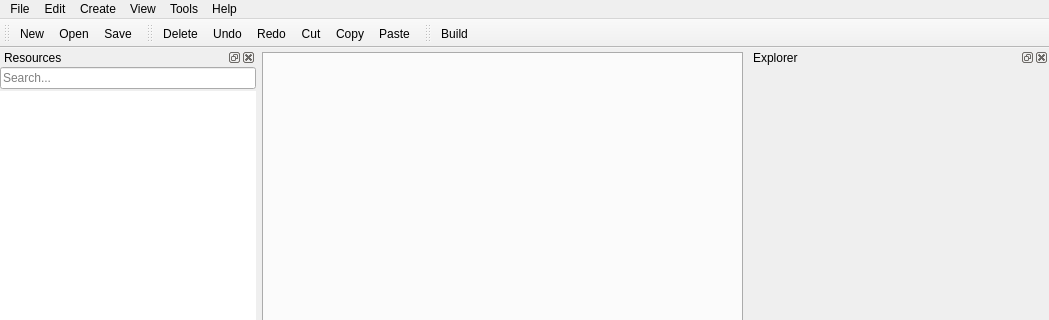
Before: the Qt Designer form src/window.ui in ooflet/Mi-Create, drawn with Qt 5; both pictures show x 0 to 1049 and y 0 to 320 of the 1049 by 700 pixel window.
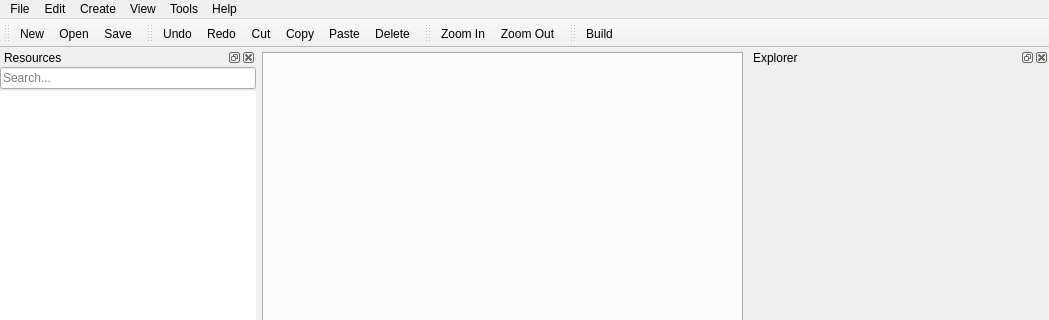
After: the same form once the commit is applied. Icons and pictures are not drawn.

Commit message: proper themes support, updated canvas, etc

The edit to the form file:
```diff
--- a/src/window.ui
+++ b/src/window.ui
@@ -300,8 +300,8 @@
    </property>
    <property name="iconSize">
     <size>
-     <width>18</width>
-     <height>18</height>
+     <width>16</width>
+     <height>16</height>
     </size>
    </property>
    <attribute name="toolBarArea">
@@ -310,21 +310,40 @@
    <attribute name="toolBarBreak">
     <bool>false</bool>
    </attribute>
-   <addaction name="actionDelete"/>
    <addaction name="actionUndo"/>
    <addaction name="actionRedo"/>
    <addaction name="actionCut"/>
    <addaction name="actionCopy"/>
    <addaction name="actionPaste"/>
+   <addaction name="actionDelete"/>
   </widget>
-  <widget class="QToolBar" name="toolBar">
+  <widget class="QToolBar" name="CanvasControl">
+   <property name="windowTitle">
+    <string>toolBar_2</string>
+   </property>
+   <property name="iconSize">
+    <size>
+     <width>16</width>
+     <height>16</height>
+    </size>
+   </property>
+   <attribute name="toolBarArea">
+    <enum>TopToolBarArea</enum>
+   </attribute>
+   <attribute name="toolBarBreak">
+    <bool>false</bool>
+   </attribute>
+   <addaction name="actionZoom_In"/>
+   <addaction name="actionZoom_Out"/>
+  </widget>
+  <widget class="QToolBar" name="CompileToolbar">
    <property name="windowTitle">
     <string>toolBar</string>
    </property>
    <property name="iconSize">
     <size>
-     <width>18</width>
-     <height>18</height>
+     <width>16</width>
+     <height>16</height>
     </size>
    </property>
    <attribute name="toolBarArea">
```
Left out of the diff: 106 changed lines with no effect on the pictures. The commit also changes 65 other files.
